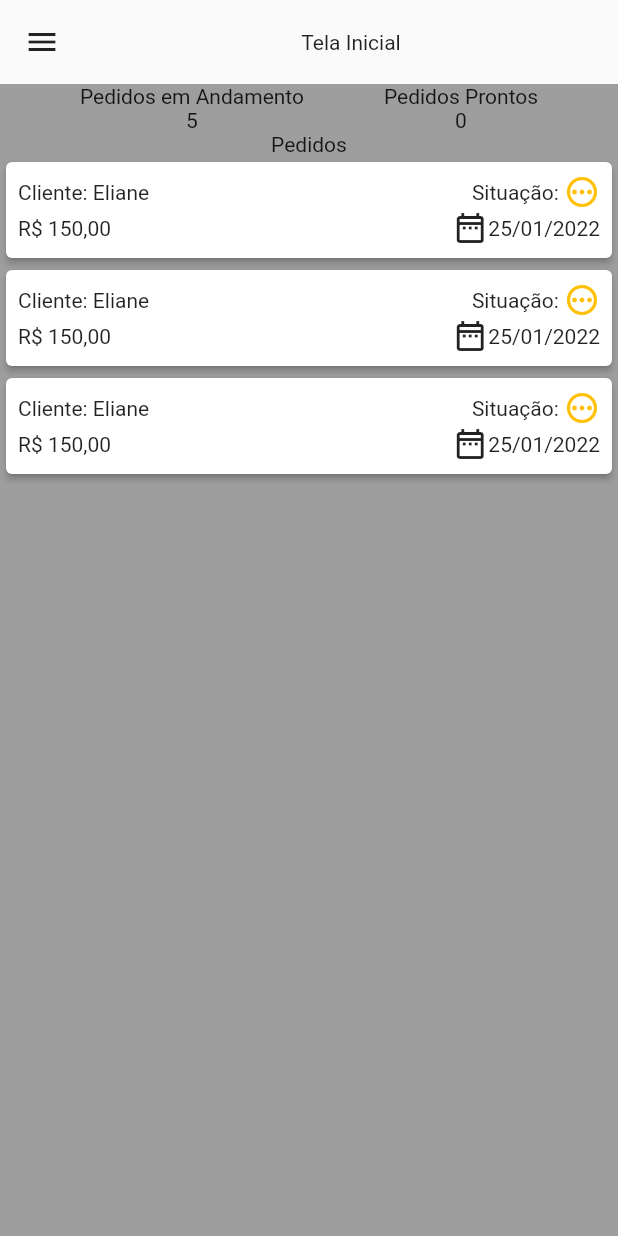
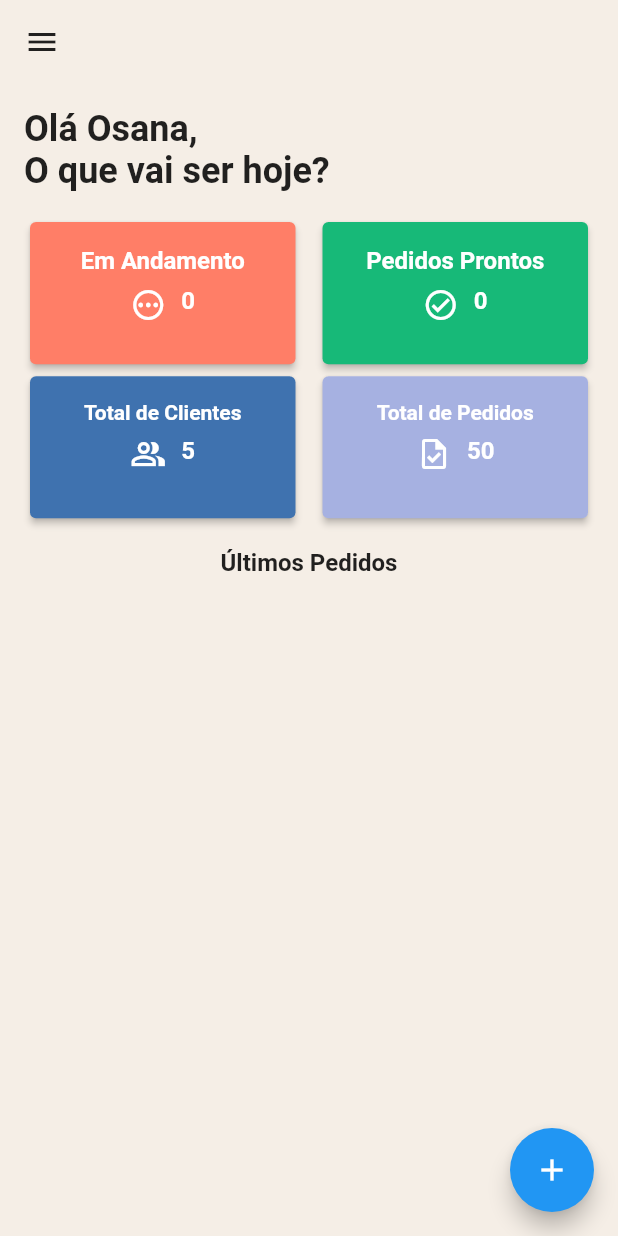
Before and after one commit to marcusmvfa/laosaAppFlutter, a Flutter app: the screen it shows after launch, on a phone screen of 412 x 824 dp. Run offline on Flutter 3.47's test engine with Material 2 defaults, Android fonts, the phone set to English and light mode, and no system bars; our stand-ins replace google_fonts; generated files the repository leaves out were written again.

Commit message:
Tela Inicial Versão 1

```diff
--- a/lib/src/app.dart
+++ b/lib/src/app.dart
@@ -1,6 +1,7 @@
 import 'package:flutter/material.dart';
 import 'package:flutter_gen/gen_l10n/app_localizations.dart';
 import 'package:flutter_localizations/flutter_localizations.dart';
+import 'package:google_fonts/google_fonts.dart';
 import 'package:laosa_app/src/view/pedidos/dados_pedido.dart';
 import 'package:laosa_app/src/view/tela_inicial.dart';
 
@@ -60,9 +61,12 @@ class MyApp extends StatelessWidget {
           theme: ThemeData(
               // primaryColor: Colors.black87,
               appBarTheme: AppBarTheme(
-                  iconTheme: IconThemeData(color: Colors.black87),
-                  color: Colors.black87,
-                  titleTextStyle: TextStyle(color: Colors.black87))),
+                iconTheme: IconThemeData(color: Colors.black87),
+                color: Colors.black87,
+                titleTextStyle:
+                    TextStyle(color: Colors.black87, fontFamily: GoogleFonts.aBeeZee().fontFamily),
+              ),
+              fontFamily: GoogleFonts.aBeeZee().fontFamily),
           darkTheme: ThemeData.dark(),
           themeMode: settingsController.themeMode,
 
--- /dev/null
+++ b/lib/src/view/pedidos/components/number_pedido_card.dart
@@ -0,0 +1,152 @@
+import 'package:flutter/material.dart';
+import 'package:laosa_app/src/providers/pedido_provider.dart';
+import 'package:provider/provider.dart';
+
+class NumberPedidoCard extends StatelessWidget {
+  const NumberPedidoCard({Key? key}) : super(key: key);
+
+  @override
+  Widget build(BuildContext context) {
+    final ctrl = Provider.of<PedidoProvider>(context, listen: false);
+    return GridView.count(
+        shrinkWrap: true,
+        crossAxisCount: 2,
+        crossAxisSpacing: 10.0,
+        childAspectRatio: 1.8,
+        children: [
+          // Expanded(
+          //   child:
+          Card(
+            color: Color(0xffFF7E67),
+            elevation: 2,
+            child: Padding(
+              padding: const EdgeInsets.all(16),
+              child: Column(
+                children: [
+                  const Text(
+                    "Em Andamento",
+                    style:
+                        TextStyle(fontSize: 16, fontWeight: FontWeight.w600, color: Colors.white),
+                  ),
+                  const SizedBox(
+                    height: 8,
+                  ),
+                  Wrap(
+                    spacing: 10.0,
+                    children: [
+                      Icon(
+                        Icons.pending_outlined,
+                        color: Colors.white,
+                      ),
+                      Text(
+                        ctrl.pedidos.length.toString(),
+                        style: TextStyle(
+                            fontSize: 16, fontWeight: FontWeight.w600, color: Colors.white),
+                      )
+                    ],
+                  )
+                ],
+              ),
+            ),
+            // ),
+          ),
+          // Expanded(
+          //   child:
+          Card(
+            color: Color(0xff17B978),
+            elevation: 2,
+            child: Padding(
+              padding: const EdgeInsets.all(16),
+              child: Column(
+                children: [
+                  const Text(
+                    "Pedidos Prontos",
+                    style:
+                        TextStyle(fontSize: 16, fontWeight: FontWeight.w600, color: Colors.white),
+                  ),
+                  const SizedBox(
+                    height: 8,
+                  ),
+                  Wrap(spacing: 10.0, children: const [
+                    Icon(
+                      Icons.check_circle_outline_outlined,
+                      color: Colors.white,
+                    ),
+                    Text(
+                      "0",
+                      style:
+                          TextStyle(fontSize: 16, fontWeight: FontWeight.w600, color: Colors.white),
+                    ),
+                  ]),
+                ],
+              ),
+            ),
+            // ),
+          ),
+          Card(
+            color: Color(0xff3F72AF),
+            elevation: 2,
+            child: Padding(
+              padding: const EdgeInsets.all(16),
+              child: Column(
+                children: [
+                  Text(
+                    "Total de Clientes",
+                    style:
+                        TextStyle(fontSize: 14, fontWeight: FontWeight.w600, color: Colors.white),
+                  ),
+                  const SizedBox(
+                    height: 8,
+                  ),
+                  Wrap(spacing: 10.0, children: const [
+                    Icon(
+                      Icons.people_alt_outlined,
+                      color: Colors.white,
+                    ),
+                    Text(
+                      "5",
+                      style:
+                          TextStyle(fontSize: 16, fontWeight: FontWeight.w600, color: Colors.white),
+                    ),
+                  ]),
+                ],
+              ),
+            ),
+            // ),
+          ),
+          // Expanded(
+          //   child:
+          Card(
+            color: Color(0xffA6B1E1),
+            elevation: 2,
+            child: Padding(
+              padding: const EdgeInsets.all(16),
+              child: Column(
+                children: [
+                  Text(
+                    "Total de Pedidos",
+                    style:
+                        TextStyle(fontSize: 14, fontWeight: FontWeight.w600, color: Colors.white),
+                  ),
+                  const SizedBox(
+                    height: 8,
+                  ),
+                  Wrap(spacing: 10.0, children: const [
+                    Icon(
+                      Icons.task_outlined,
+                      color: Colors.white,
+                    ),
+                    Text(
+                      "50",
+                      style:
+                          TextStyle(fontSize: 16, fontWeight: FontWeight.w600, color: Colors.white),
+                    ),
+                  ]),
+                ],
+              ),
+            ),
+            // ),
+          ),
+        ]);
+  }
+}
--- a/lib/src/view/pedidos/listagem_pedidos.dart
+++ b/lib/src/view/pedidos/listagem_pedidos.dart
@@ -1,37 +1,51 @@
 import 'package:flutter/material.dart';
+import 'package:laosa_app/src/providers/pedido_provider.dart';
+import 'package:laosa_app/src/view/pedidos/components/number_pedido_card.dart';
 import 'package:laosa_app/src/view/pedidos/pedido.dart';
+import 'package:provider/provider.dart';
 
 class ListagemPedidos extends StatelessWidget {
   const ListagemPedidos({Key? key}) : super(key: key);
 
   @override
   Widget build(BuildContext context) {
+    var ctrl = Provider.of<PedidoProvider>(context, listen: false);
     return Container(
       // height: 80,
-      color: Colors.grey,
-      child: Column(
-        children: [
-          Row(
-            mainAxisAlignment: MainAxisAlignment.spaceEvenly,
-            children: [
-              Column(
-                children: [Text("Pedidos em Andamento"), Text("5")],
+      color: const Color(0xffF5EEE6),
+      child: Padding(
+        padding: const EdgeInsets.all(16),
+        child: Column(
+          crossAxisAlignment: CrossAxisAlignment.start,
+          children: [
+            const Text(
+              "Olá Osana,\nO que vai ser hoje?",
+              style: const TextStyle(fontSize: 24, fontWeight: FontWeight.w600),
+            ),
+            const SizedBox(
+              height: 16,
+            ),
+            const NumberPedidoCard(),
+            const SizedBox(
+              height: 16,
+            ),
+            const Center(
+              child: Text(
+                "Últimos Pedidos",
+                style: TextStyle(fontSize: 16, fontWeight: FontWeight.w600),
               ),
-              Column(
-                children: [Text("Pedidos Prontos"), Text("0")],
-              )
-            ],
-          ),
-          Text("Pedidos"),
-          Container(
-            child: ListView.builder(
+            ),
+            const SizedBox(
+              height: 8,
+            ),
+            ListView.builder(
                 shrinkWrap: true,
-                itemCount: 3,
+                itemCount: ctrl.pedidos.length,
                 itemBuilder: (BuildContext context, int index) {
-                  return Pedido();
+                  return const Pedido();
                 }),
-          )
-        ],
+          ],
+        ),
       ),
     );
   }
--- a/lib/src/view/tela_inicial.dart
+++ b/lib/src/view/tela_inicial.dart
@@ -1,6 +1,10 @@
 import 'package:flutter/material.dart';
+import 'package:laosa_app/src/models/pedido_model.dart';
+import 'package:laosa_app/src/providers/pedido_provider.dart';
 import 'package:laosa_app/src/view/drawer/drawer_widget.dart';
+import 'package:laosa_app/src/view/pedidos/dados_pedido.dart';
 import 'package:laosa_app/src/view/pedidos/listagem_pedidos.dart';
+import 'package:provider/provider.dart';
 
 class TelaInicial extends StatelessWidget {
   const TelaInicial({Key? key}) : super(key: key);
@@ -9,13 +13,25 @@ class TelaInicial extends StatelessWidget {
 
   @override
   Widget build(BuildContext context) {
+    var ctrl = Provider.of<PedidoProvider>(context, listen: false);
     return Scaffold(
+      backgroundColor: Color(0xffF5EEE6),
       appBar: AppBar(
         elevation: 0,
         backgroundColor: Colors.transparent,
-        title: const Center(
-          child: Text("Tela Inicial"),
-        ),
+        // title: const Center(
+        //   child: Text(
+        //     "Pedidos",
+        //     style: TextStyle(fontSize: 20, fontWeight: FontWeight.w400),
+        //   ),
+        // ),
+      ),
+      floatingActionButton: FloatingActionButton(
+        onPressed: (() {
+          Navigator.restorablePushNamed(context, DadosPedido.routeName,
+              arguments: <String, dynamic>{"isAdd": true, "id": null});
+        }),
+        child: const Icon(Icons.add),
       ),
       drawer: const DrawerWidget(),
       body: ListagemPedidos(),
--- a/pubspec.yaml
+++ b/pubspec.yaml
@@ -11,6 +11,7 @@ environment:
 
 dependencies:
   cloud_firestore: ^3.1.7
+  google_fonts: ^2.3.1
   provider: ^6.0.2
   flutter:
     sdk: flutter
```
Also changed, not shown: lib/src/providers/pedido_provider.dart (+19 -1 lines), lib/src/view/pedidos/dados_pedido.dart (+30 -16 lines), lib/src/view/pedidos/edit_pedido_item.dart (+12 -11 lines), lib/src/view/pedidos/header_pedido.dart (added, +56 -0 lines), lib/src/view/pedidos/pedido.dart (+59 -14 lines), pubspec.lock.
